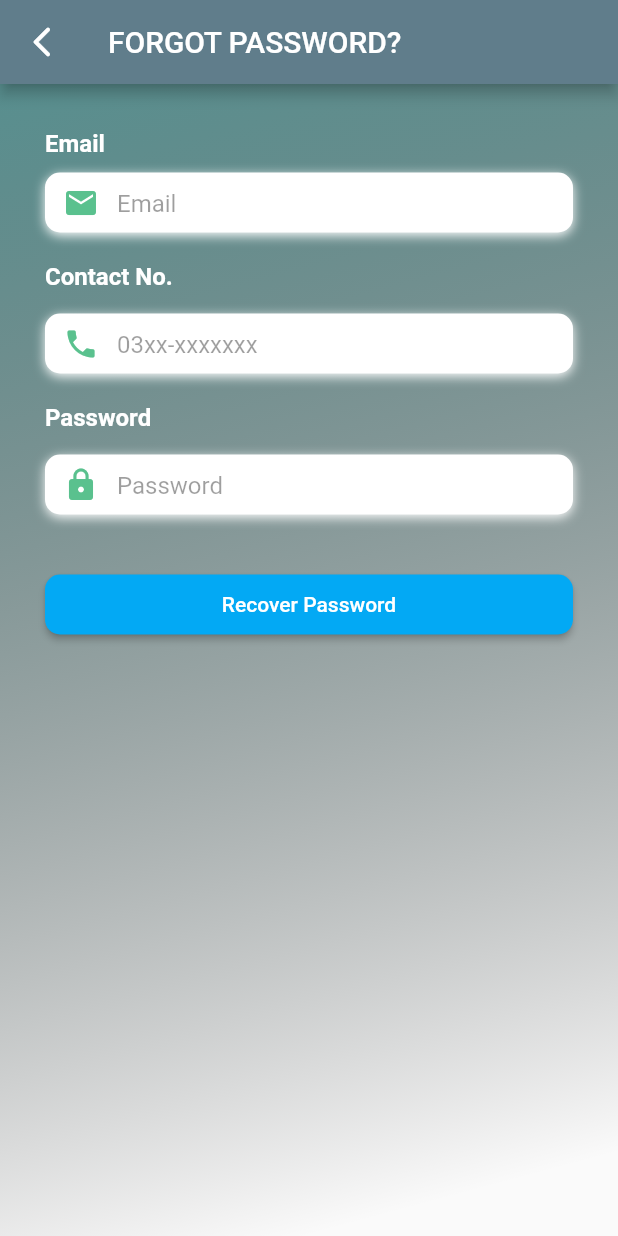
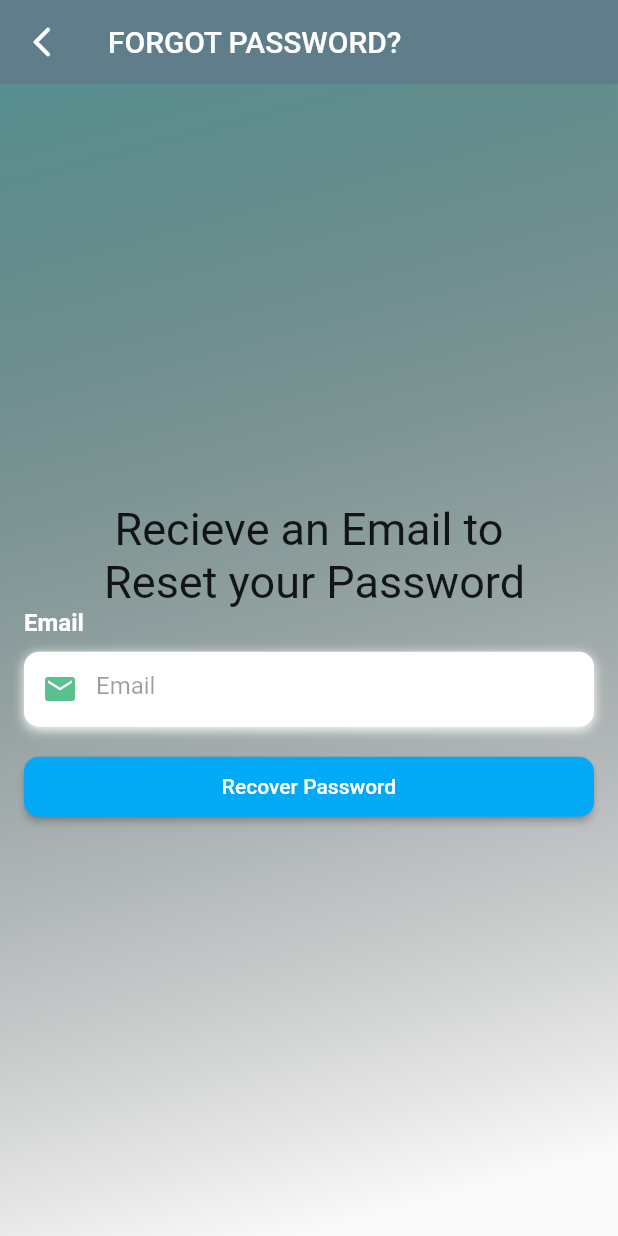
Before and after one commit to RealXSkull/Pc-Builder, a Flutter app: the ForgetPassword screen opened directly, on a phone screen of 412 x 824 dp. Run offline on Flutter 3.47's test engine with Material 2 defaults, Android fonts, the phone set to English and light mode, and no system bars; our stand-ins replace firebase_auth, firebase_core, firebase_database, fluttertoast; accounts and stored records are empty; network calls fail.

Commit message:
forget password
validation and email confirmation

```diff
--- a/lib/ForgetPassword.dart
+++ b/lib/ForgetPassword.dart
@@ -2,6 +2,7 @@
 // ignore_for_file: prefer_const_constructors
 // ignore_for_file: prefer_const_literals_to_create_immutables
 
+import 'package:firebase_auth/firebase_auth.dart';
 import 'package:flutter/material.dart';
 import 'package:flutter/services.dart';
 import 'package:fluttertoast/fluttertoast.dart';
@@ -13,76 +14,26 @@ class ForgetPassword extends StatefulWidget {
 }
 
 class RecoverPassword extends State<ForgetPassword> {
-  int maxLength = 11;
-  TextEditingController _controller = new TextEditingController();
-  String contactno = "";
+  final formkey = GlobalKey<FormState>();
+  TextEditingController _emailcontroller = new TextEditingController();
 
-  Widget backbtn() {
-    return Container(
-      alignment: Alignment.topLeft,
-      height: 40,
-      width: 40,
-      child: ElevatedButton(
-          style: ButtonStyle(
-              backgroundColor: MaterialStateProperty.all<Color>(Colors.grey),
-              shape: MaterialStateProperty.all<RoundedRectangleBorder>(
-                  RoundedRectangleBorder(
-                borderRadius: BorderRadius.circular(5.0),
-              ))),
-          child: Text('<-'),
-          onPressed: () {
-            // Navigator.push(context,
-            //     MaterialPageRoute(builder: (context) => LoginScreen()));
-          }),
-    );
+  @override
+  void dispose() {
+    _emailcontroller.dispose();
+    super.dispose();
   }
 
-  Widget buildphone() {
-    return Column(
-      crossAxisAlignment: CrossAxisAlignment.start,
-      children: <Widget>[
-        Text(
-          'Contact No.',
-          style: TextStyle(
-            color: Colors.white,
-            fontSize: 16,
-            fontWeight: FontWeight.bold,
-          ),
+  Widget EmailText() {
+    return Container(
+      alignment: Alignment.center,
+      child: Text(
+        'Recieve an Email to \n Reset your Password',
+        textAlign: TextAlign.center,
+        style: TextStyle(
+          color: Colors.black87,
+          fontSize: 30,
         ),
-        SizedBox(height: 15),
-        Container(
-          alignment: Alignment.centerLeft,
-          decoration: BoxDecoration(
-              color: Colors.white,
-              borderRadius: BorderRadius.circular(10),
-              boxShadow: [
-                BoxShadow(
-                    color: Colors.white, blurRadius: 6, offset: Offset(0, 2))
-              ]),
-          height: 40,
-          child: TextField(
-            controller: _controller,
-            onChanged: (String newVal) {
-              if (newVal.length <= maxLength) {
-                contactno = newVal;
-              } else {
-                _controller.text = contactno;
-              }
-            },
-            // maxLength: 11,
-            keyboardType: TextInputType.number,
-            style: TextStyle(color: Colors.black87),
-            decoration: InputDecoration(
-                border: InputBorder.none,
-                prefixIcon: Icon(
-                  Icons.phone,
-                  color: Color(0xff5ac18e),
-                ),
-                hintText: '03xx-xxxxxxx',
-                hintStyle: TextStyle(color: Colors.black38)),
-          ),
-        )
-      ],
+      ),
     );
   }
 
@@ -108,9 +59,21 @@ class RecoverPassword extends State<ForgetPassword> {
                 BoxShadow(
                     color: Colors.white, blurRadius: 6, offset: Offset(0, 2))
               ]),
-          height: 40,
-          child: TextField(
+          height: 50,
+          child: TextFormField(
+            controller: _emailcontroller,
             keyboardType: TextInputType.emailAddress,
+            autovalidateMode: AutovalidateMode.onUserInteraction,
+            validator: (val) {
+              bool emailValid = RegExp(
+                      r"^[a-zA-Z0-9.a-zA-Z0-9.!#$%&'*+-/=?^_`{|}~]+@[a-zA-Z0-9]+\.[a-zA-Z]+")
+                  .hasMatch(val!);
+              if (!emailValid) {
+                return 'Invalid Email Address';
+              } else {
+                return null;
+              }
+            },
             style: TextStyle(color: Colors.black87),
             decoration: InputDecoration(
                 border: InputBorder.none,
@@ -119,47 +82,6 @@ class RecoverPassword extends State<ForgetPassword> {
                   color: Color(0xff5ac18e),
                 ),
                 hintText: 'Email',
-                hintStyle: TextStyle(color: Colors.black38)),
-          ),
-        )
-      ],
-    );
-  }
-
-  Widget buildpassword() {
-    return Column(
-      crossAxisAlignment: CrossAxisAlignment.start,
-      children: <Widget>[
-        Text(
-          'Password',
-          style: TextStyle(
-            color: Colors.white,
-            fontSize: 16,
-            fontWeight: FontWeight.bold,
-          ),
-        ),
-        SizedBox(height: 15),
-        Container(
-          alignment: Alignment.centerLeft,
-          decoration: BoxDecoration(
-              color: Colors.white,
-              borderRadius: BorderRadius.circular(10),
-              boxShadow: [
-                BoxShadow(
-                    color: Colors.white, blurRadius: 6, offset: Offset(0, 2))
-              ]),
-          height: 40,
-          child: TextField(
-            readOnly: true,
-            obscureText: false,
-            style: TextStyle(color: Colors.black87),
-            decoration: InputDecoration(
-                border: InputBorder.none,
-                prefixIcon: Icon(
-                  Icons.lock,
-                  color: Color(0xff5ac18e),
-                ),
-                hintText: 'Password',
                 hintStyle: TextStyle(color: Colors.black38)),
           ),
         )
@@ -180,12 +102,7 @@ class RecoverPassword extends State<ForgetPassword> {
                 borderRadius: BorderRadius.circular(10.0),
               ))),
           child: Text('Recover Password'),
-          onPressed: () {
-            Fluttertoast.showToast(
-                msg: "Password Recovered Succesfully",
-                toastLength: Toast.LENGTH_SHORT,
-                backgroundColor: Colors.grey);
-          }),
+          onPressed: () => ResetPassword()),
     );
   }
 
@@ -194,6 +111,7 @@ class RecoverPassword extends State<ForgetPassword> {
     return Scaffold(
       appBar: AppBar(
           title: Text('FORGOT PASSWORD?'),
+          elevation: 0,
           backgroundColor: Colors.blueGrey,
           leading: IconButton(
             icon: Icon(Icons.arrow_back_ios_new_rounded),
@@ -204,6 +122,7 @@ class RecoverPassword extends State<ForgetPassword> {
         child: Stack(
           children: <Widget>[
             Container(
+              alignment: Alignment.center,
               height: double.infinity,
               width: double.infinity,
               decoration: const BoxDecoration(
@@ -213,32 +132,16 @@ class RecoverPassword extends State<ForgetPassword> {
                       colors: [Color(0xff588F8F), Color(0x00000000)])),
               child: SingleChildScrollView(
                 physics: AlwaysScrollableScrollPhysics(),
-                padding: EdgeInsets.symmetric(horizontal: 30, vertical: 10),
+                padding: EdgeInsets.all(16),
                 child: Column(
                   mainAxisAlignment: MainAxisAlignment.center,
                   children: <Widget>[
-                    // buildname(),
-                    SizedBox(
-                      height: 20,
-                    ),
+                    EmailText(),
                     buildemail(),
                     const SizedBox(
                       height: 20,
                     ),
-                    buildphone(),
-                    const SizedBox(
-                      height: 20,
-                    ),
-                    buildpassword(),
-                    SizedBox(
-                      height: 20,
-                    ),
-                    // buildconfirmpassword(),
-                    SizedBox(
-                      height: 20,
-                    ),
                     recoverpas(),
-                    // AlreadyAccountbtn()
                   ],
                 ),
               ),
@@ -248,4 +151,27 @@ class RecoverPassword extends State<ForgetPassword> {
       ),
     );
   }
+
+  Future ResetPassword() async {
+    showDialog(
+        context: context,
+        barrierDismissible: false,
+        builder: (context) => Center(
+              child: Image.asset(
+                'assets/Eater_loading.gif',
+                width: 100,
+                height: 100,
+              ),
+            ));
+    try {
+      await FirebaseAuth.instance.sendPasswordResetEmail(
+        email: _emailcontroller.text.trim(),
+      );
+      Fluttertoast.showToast(
+          msg: 'Password Reset Email was Sent', gravity: ToastGravity.BOTTOM);
+    } on FirebaseAuthException catch (e) {
+      Fluttertoast.showToast(msg: e.message!, gravity: ToastGravity.BOTTOM);
+    }
+    Navigator.pop(context);
+  }
 }
```
